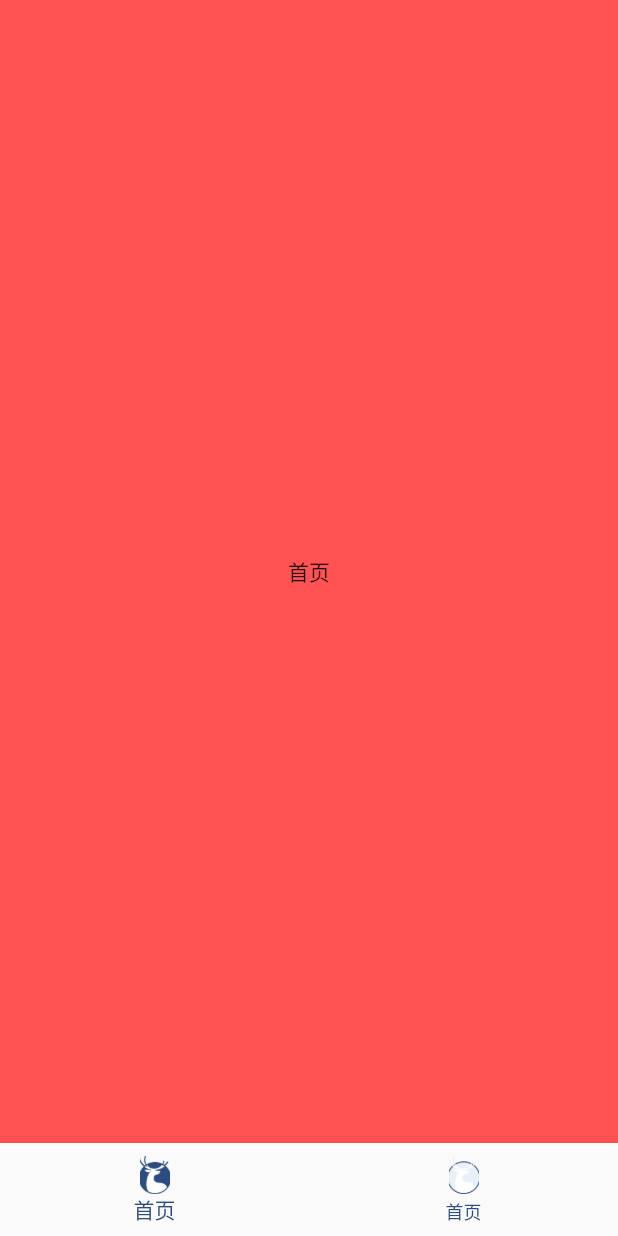
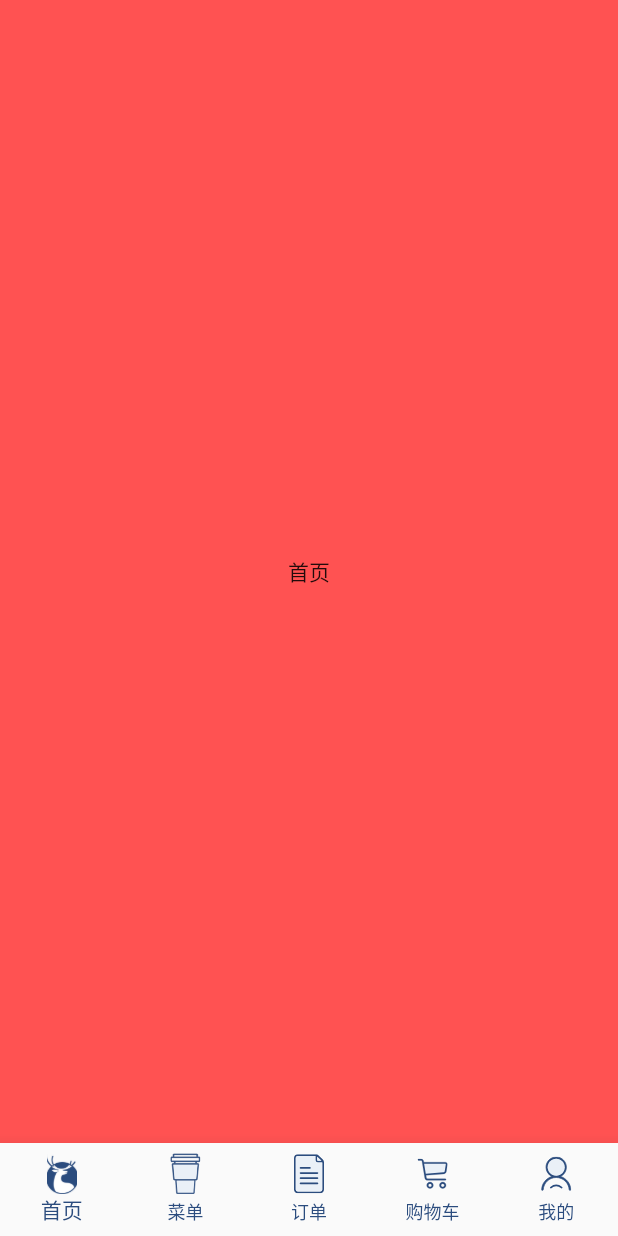
Before and after one commit to zb1006801184/flutter_luckin_coffee, a Flutter app: the screen it shows after launch, on a phone screen of 412 x 824 dp. Run offline on Flutter 3.47's test engine with Material 2 defaults, Android fonts, the phone set to English and light mode, and no system bars; our stand-ins replace flutter_svg.

Commit message:
添加五个tabbar页面

```diff
--- a/lib/app.dart
+++ b/lib/app.dart
@@ -1,6 +1,11 @@
 import 'package:flutter/material.dart';
-import 'package:flutter_luckin_coffee/home/home.dart';
+import 'package:flutter_luckin_coffee/pages/home/home_page.dart';
+import 'package:flutter_luckin_coffee/pages/menu/menu_page.dart';
+import 'package:flutter_luckin_coffee/pages/mine/mine_page.dart';
+import 'package:flutter_luckin_coffee/pages/order/order_page.dart';
+import 'package:flutter_luckin_coffee/pages/shoping/shoping_page.dart';
 import 'package:flutter_luckin_coffee/view_model/home_view_model.dart';
+import 'package:flutter_svg/flutter_svg.dart';
 import 'package:provider/provider.dart';
 
 class App extends StatefulWidget {
@@ -10,23 +15,14 @@ class App extends StatefulWidget {
 
 Widget _bottomBarItem(String icon) {
   if (icon.contains('svg')) {
-    return Container();
+    return SvgPicture.asset(icon, width: 20, height: 27);
   }
-  return Image.asset(
-    icon,
-    width: 20,
-    height: 27,
-    fit: BoxFit.cover,
-  );
+  return Image.asset(icon, width: 20, height: 27, fit: BoxFit.cover);
 }
 
 class _AppState extends State<App> {
   HomeViewModel _viewModel = HomeViewModel();
-
-  final List<Widget> pageList = [
-    Home(),
-    Home(),
-  ];
+  final List<Widget> pageList = [HomePage(), MenuPage(), OrderPage(), ShoppingPage(), MinePage()];
   final List<BottomNavigationBarItem> tabbarList = [
     BottomNavigationBarItem(
       icon: _bottomBarItem('assets/images/tabbar/tabbar_home.png'),
@@ -34,10 +30,25 @@ class _AppState extends State<App> {
       label: '首页',
     ),
     BottomNavigationBarItem(
-      icon: _bottomBarItem('assets/images/tabbar/tabbar_home.png'),
-      activeIcon: _bottomBarItem("assets/images/tabbar/tabbar_home_select.png"),
-      label: '首页',
-    )
+      icon: _bottomBarItem('assets/images/tabbar/tabbar_menu.svg'),
+      activeIcon: _bottomBarItem("assets/images/tabbar/tabbar_menu_select.svg"),
+      label: '菜单',
+    ),
+    BottomNavigationBarItem(
+      icon: _bottomBarItem('assets/images/tabbar/tabbar_order.svg'),
+      activeIcon: _bottomBarItem("assets/images/tabbar/tabbar_order_select.svg"),
+      label: '订单',
+    ),
+    BottomNavigationBarItem(
+      icon: _bottomBarItem('assets/images/tabbar/tabbar_shopping_cart.svg'),
+      activeIcon: _bottomBarItem("assets/images/tabbar/tabbar_shopping_cart_select.svg"),
+      label: '购物车',
+    ),
+    BottomNavigationBarItem(
+      icon: _bottomBarItem('assets/images/tabbar/tabbar_mine.svg'),
+      activeIcon: _bottomBarItem("assets/images/tabbar/tabbar_mine_select.svg"),
+      label: '我的',
+    ),
   ];
 
   Widget _bodyWidget() {
@@ -48,9 +59,7 @@ class _AppState extends State<App> {
         currentIndex: _viewModel.curIndex,
         selectedItemColor: Color(0xFF2b4c7e),
         unselectedItemColor: Color(0xFF2b4c7e),
-        onTap: (int index) {
-          _viewModel.tapTabbar(index);
-        },
+        onTap: (int index) => _viewModel.tapTabbar(index),
       ),
       body: IndexedStack(
         index: _viewModel.curIndex,
@@ -62,9 +71,7 @@ class _AppState extends State<App> {
   @override
   Widget build(BuildContext context) {
     return MultiProvider(
-      providers: [
-        ChangeNotifierProvider(create: (_) => _viewModel),
-      ],
+      providers: [ChangeNotifierProvider(create: (_) => _viewModel)],
       child: Consumer<HomeViewModel>(
         builder: (context, model, child) {
           return _bodyWidget();
--- a/lib/home/home.dart
+++ b/lib/pages/home/home_page.dart
@@ -1,11 +1,11 @@
 import 'package:flutter/material.dart';
 
-class Home extends StatefulWidget {
+class HomePage extends StatefulWidget {
   @override
   _HomeState createState() => _HomeState();
 }
 
-class _HomeState extends State<Home> {
+class _HomeState extends State<HomePage> {
   @override
   Widget build(BuildContext context) {
     return Scaffold(
```
Also changed, not shown: lib/pages/menu/menu_page.dart (added, +17 -0 lines), lib/pages/mine/mine_page.dart (added, +17 -0 lines), lib/pages/order/order_page.dart (added, +17 -0 lines), lib/pages/shoping/shoping_page.dart (added, +17 -0 lines).
